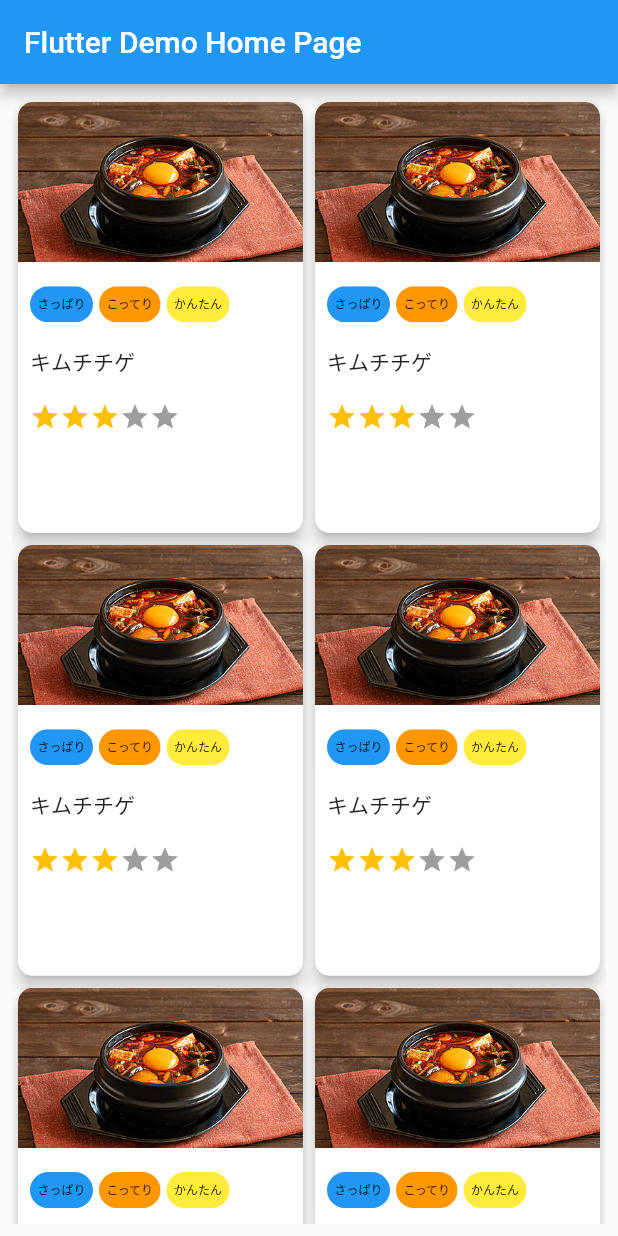
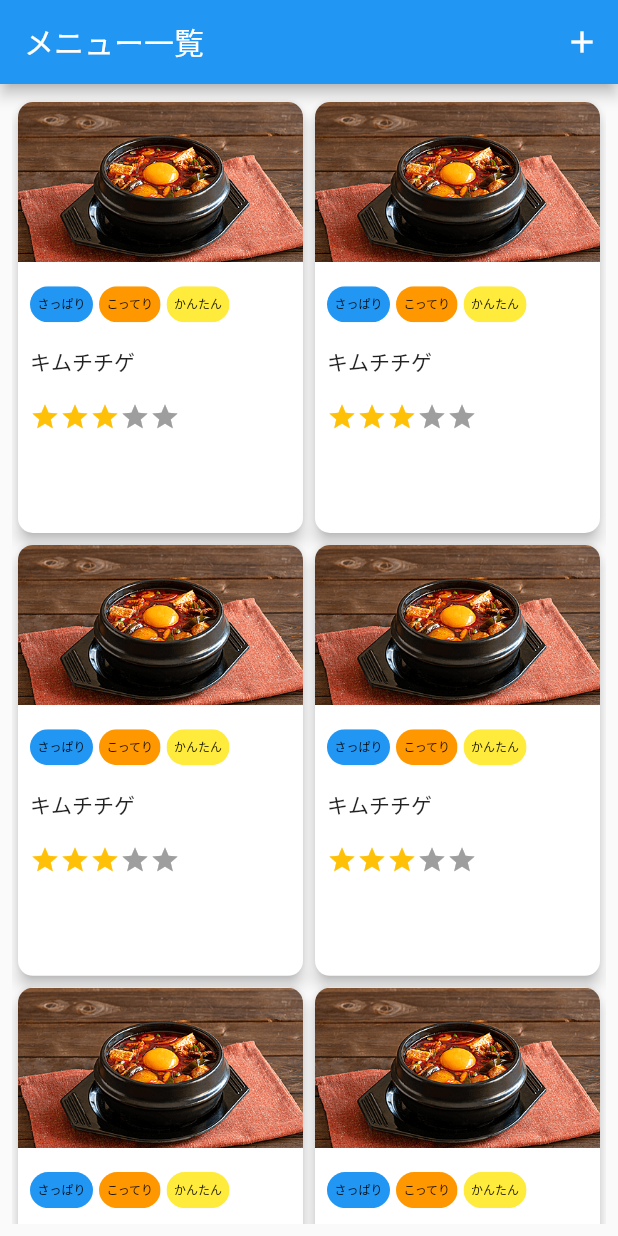
Before and after one commit to baekx/becos_kitchen, a Flutter app: the screen it shows after launch, on a phone screen of 412 x 824 dp. Run offline on Flutter 3.47's test engine with Material 2 defaults, Android fonts, the phone set to English and light mode, and no system bars; drawn by our look-alikes of flutter_rating_bar; our stand-ins replace cloud_firestore, firebase_core, freezed_annotation; accounts and stored records are empty.

Commit message:
plusボタン設置

```diff
--- a/lib/main.dart
+++ b/lib/main.dart
@@ -16,11 +16,11 @@
   @override
   Widget build(BuildContext context) {
     return MaterialApp(
-      title: 'Flutter Demo',
+      title: "Beco's Kitchen",
       theme: ThemeData(
         primarySwatch: Colors.blue,
       ),
-      home: const MyHomePage(title: 'Flutter Demo Home Page'),
+      home: const MyHomePage(title: 'メニュー一覧'),
     );
   }
 }
@@ -44,6 +44,7 @@
     return Scaffold(
         appBar: AppBar(
           title: Text(widget.title),
+          actions: [IconButton(onPressed: () => {}, icon: Icon(Icons.add))],
         ),
         body: Padding(
           padding: const EdgeInsets.all(8.0),
```
